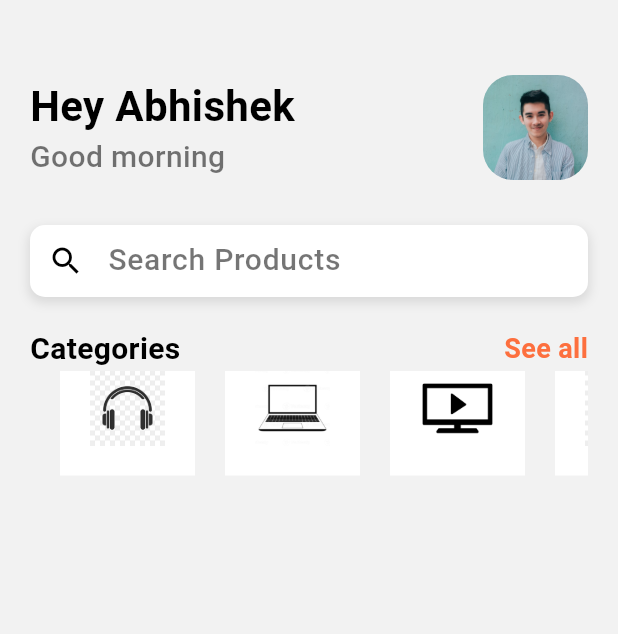
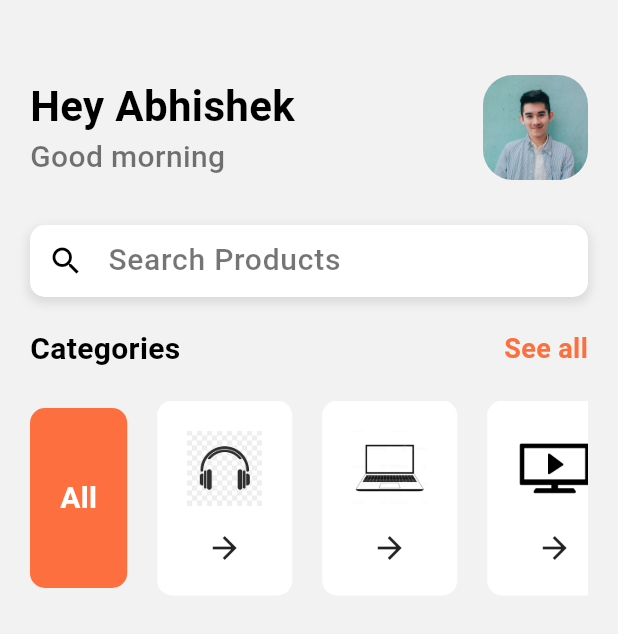
Before and after one commit to Abhismart786/FlutterProject, a Flutter app: the screen it shows after launch, on a phone screen of 412 x 824 dp. Shown: the top 634 px of the screen. Run offline on Flutter 3.47's test engine with Material 3 defaults, Android fonts, the phone set to English and light mode, and no system bars.

Commit message:
7 commit

```diff
--- a/lib/Pages/home.dart
+++ b/lib/Pages/home.dart
@@ -96,18 +96,40 @@ class _HomeState extends State<Home> {
                     fontWeight: FontWeight.bold))
               ],
             ),
+            SizedBox(height: 20.0,),
+            Row(
+              children: [
             Container(
-              margin: EdgeInsets.only(left: 20.0),
-              height: 70,
+              height: 120,
+            padding: EdgeInsets.all(20),
+        margin: EdgeInsets.only(right: 20.0),
+        decoration: BoxDecoration(
+            color: Color(0xFFFD6F3E),borderRadius: BorderRadius.circular(10)
+        ),
+
+        child: Center(child: Text("All",style: TextStyle(color: Colors.white,fontSize: 20.0,fontWeight: FontWeight.bold),),)
+
+
+
+
+      ),
+                Expanded(
+                  child: Container(
+
+              height: 130,
               child: ListView.builder(
+                padding: EdgeInsets.zero,
                   itemCount: categories.length,
                   shrinkWrap: true,
                   scrollDirection: Axis.horizontal,
                   itemBuilder: (context, index) {
                     return CategoryTile(image: categories[index]);
                   }),
-            )
+            ),
+                ),
           ],
+            ),
+        ],
         ),
       ),
     );
@@ -120,14 +142,18 @@ class CategoryTile extends StatelessWidget {
   @override
   Widget build(BuildContext context) {
     return Container(
+      padding: EdgeInsets.all(20),
       margin: EdgeInsets.only(right: 20.0),
       decoration: BoxDecoration(
-        color: Colors.white
+        color: Colors.white,borderRadius: BorderRadius.circular(10)
       ),
-      height: 90,
-      width: 90,
-      child: Column(children: [
-Image.asset(image,height: 50,width: 50,fit: BoxFit.cover,),
+
+      child: Column(
+        mainAxisAlignment: MainAxisAlignment.spaceBetween,
+        children: [
+          Image.asset(image,height: 50,width: 50,fit: BoxFit.cover,),
+
+        Icon(Icons.arrow_forward)
       ],),
     );
   }
```
